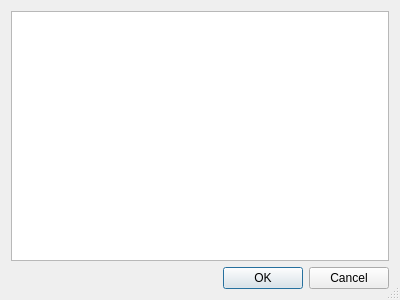
Qt form limereport/objectinspector/editors/ltextitempropertyeditor.ui (fralx/LimeReport) before a commit.
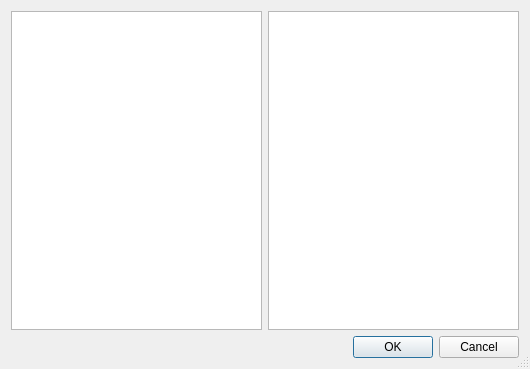
The same form after that commit. Icons and pictures are not drawn.

```diff
--- a/limereport/objectinspector/editors/ltextitempropertyeditor.ui
+++ b/limereport/objectinspector/editors/ltextitempropertyeditor.ui
@@ -9,8 +9,8 @@
    <rect>
     <x>0</x>
     <y>0</y>
-    <width>400</width>
-    <height>300</height>
+    <width>530</width>
+    <height>369</height>
    </rect>
   </property>
   <property name="windowIcon">
@@ -25,7 +25,21 @@
   </property>
   <layout class="QVBoxLayout" name="verticalLayout">
    <item>
-    <widget class="QTextEdit" name="textEdit"/>
+    <layout class="QHBoxLayout" name="horizontalLayout">
+     <item>
+      <widget class="QTextEdit" name="textEdit"/>
+     </item>
+     <item>
+      <widget class="QListWidget" name="listVars">
+       <property name="sizePolicy">
+        <sizepolicy hsizetype="Preferred" vsizetype="Expanding">
+         <horstretch>0</horstretch>
+         <verstretch>0</verstretch>
+        </sizepolicy>
+       </property>
+      </widget>
+     </item>
+    </layout>
    </item>
    <item>
     <widget class="QDialogButtonBox" name="buttonBox">
```
Left out of the diff: 1 changed line with no effect on the pictures.
